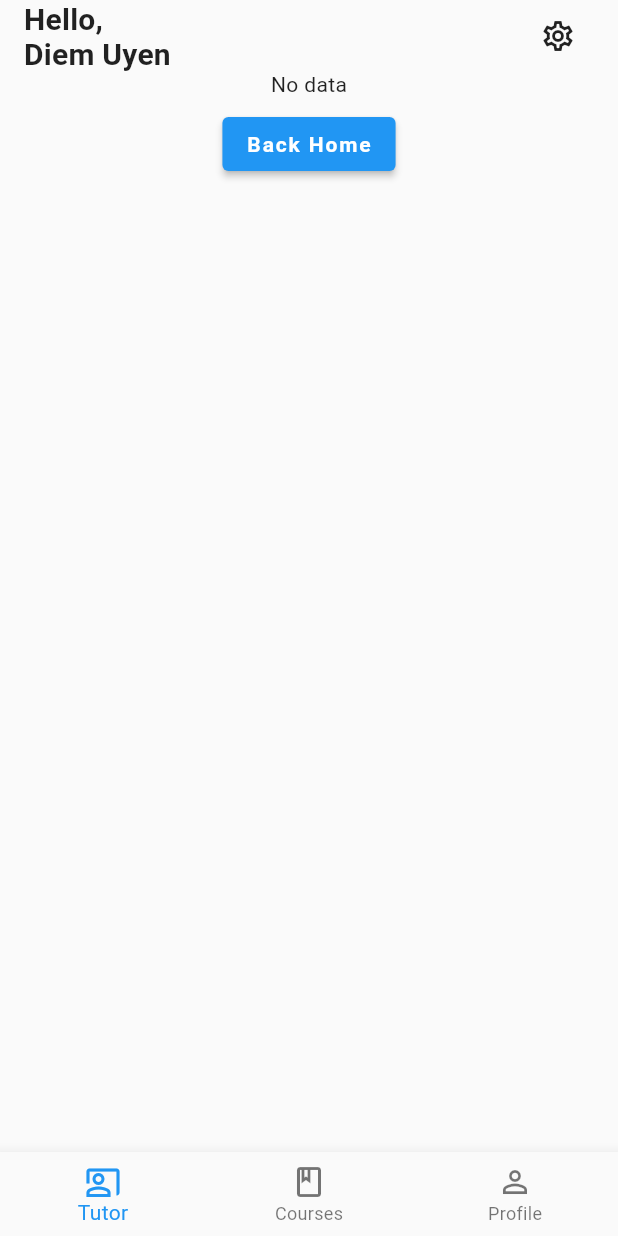
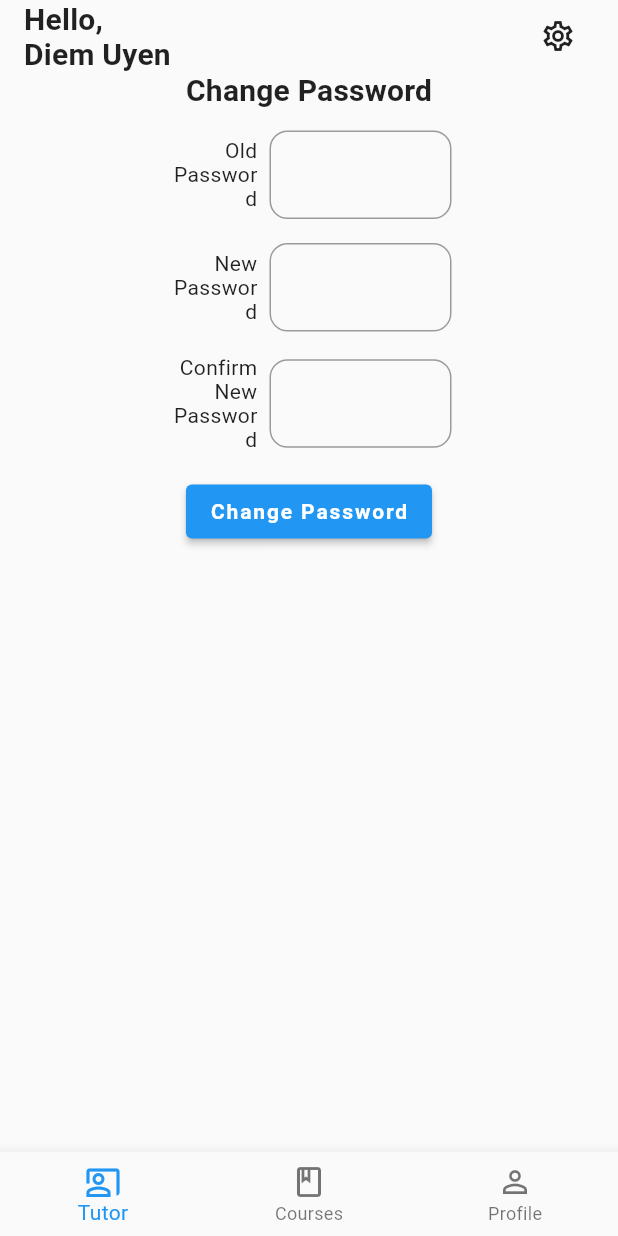
Before and after one commit to DiemUyen/CSC13118_LetTutor, a Flutter app: the screen it shows after launch, on a phone screen of 412 x 824 dp. Run offline on Flutter 3.47's test engine with Material 2 defaults, Android fonts, the phone set to English and light mode, and no system bars; our stand-ins replace flutter_rating_bar; missing offline and left inert: flutter_rounded_date_picker.

Commit message:
Draft Change password page

```diff
--- a/let_tutor/lib/main.dart
+++ b/let_tutor/lib/main.dart
@@ -1,5 +1,6 @@
 import 'package:flutter/material.dart';
 import 'package:let_tutor/routes/course/my_courses_page.dart';
+import 'package:let_tutor/routes/profile/change_password_page.dart';
 import 'package:let_tutor/routes/profile/history_detail.dart';
 import 'package:let_tutor/routes/profile/history_page.dart';
 import 'package:let_tutor/routes/profile/profile_home_page.dart';
@@ -31,7 +32,7 @@ class MyApp extends StatelessWidget {
                   TransparentAppBar(),
                   Padding(
                     padding: EdgeInsets.symmetric(horizontal: 16.0),
-                    child: MyCoursesPage(),
+                    child: ChangePasswordPage(),
                   )
                 ],
               ),
--- /dev/null
+++ b/let_tutor/lib/routes/profile/change_password_page.dart
@@ -0,0 +1,99 @@
+import 'package:flutter/material.dart';
+
+class ChangePasswordPage extends StatefulWidget {
+  const ChangePasswordPage({Key? key}) : super(key: key);
+
+  @override
+  State<ChangePasswordPage> createState() => _ChangePasswordPageState();
+}
+
+class _ChangePasswordPageState extends State<ChangePasswordPage> {
+  @override
+  Widget build(BuildContext context) {
+    return LayoutBuilder(builder: (context, constraints) {
+      return SizedBox(
+        width: constraints.maxWidth/2,
+        child: Column(
+          mainAxisAlignment: MainAxisAlignment.center,
+          children: [
+            Text('Change Password', style: Theme.of(context).textTheme.headline6,),
+            SizedBox(height: 16,),
+            Row(
+              mainAxisAlignment: MainAxisAlignment.center,
+              children: [
+                Expanded(
+                  flex: 1,
+                  child: Text('Old Password', textAlign: TextAlign.end,),
+                ),
+                SizedBox(width: 8,),
+                Expanded(
+                  flex: 2,
+                  child: TextField(
+                    obscureText: true,
+                    decoration: InputDecoration(
+                      border: OutlineInputBorder(
+                          borderRadius: BorderRadius.circular(12)
+                      ),
+                      hintText: '',
+                    ),
+                  ),
+                ),
+              ],
+            ),
+            SizedBox(height: 16,),
+            Row(
+              mainAxisAlignment: MainAxisAlignment.center,
+              children: [
+                Expanded(
+                    flex: 1,
+                    child: Text('New Password', textAlign: TextAlign.end,)
+                ),
+                SizedBox(width: 8,),
+                Expanded(
+                  flex: 2,
+                  child: TextField(
+                    obscureText: true,
+                    decoration: InputDecoration(
+                      border: OutlineInputBorder(
+                          borderRadius: BorderRadius.circular(12)
+                      ),
+                      hintText: ''
+                    ),
+                  ),
+                ),
+              ],
+            ),
+            SizedBox(height: 16,),
+            Row(
+              mainAxisAlignment: MainAxisAlignment.center,
+              children: [
+                Expanded(
+                  flex: 1,
+                  child: Text('Confirm New Password', textAlign: TextAlign.end,),
+                ),
+                SizedBox(width: 8,),
+                Expanded(
+                  flex: 2,
+                  child: TextField(
+                    obscureText: true,
+                    decoration: InputDecoration(
+                      border: OutlineInputBorder(
+                          borderRadius: BorderRadius.circular(12)
+                      ),
+                      hintText: ''
+                    ),
+                  ),
+                ),
+              ],
+            ),
+            SizedBox(height: 16,),
+            ElevatedButton(
+              child: Text('Change Password'),
+              onPressed: () { },
+            )
+          ],
+        ),
+      );
+    });
+  }
+}
```
